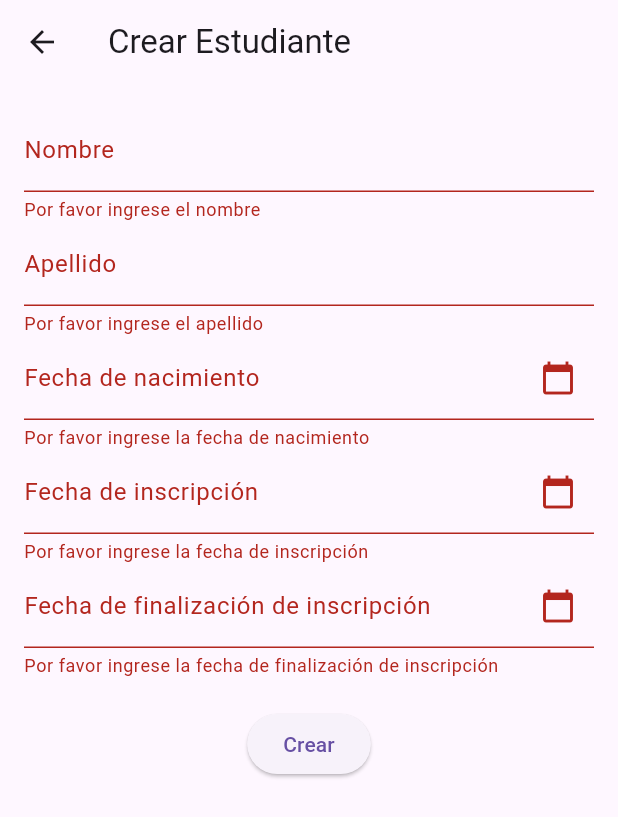
After one commit to SergioTorricoArauz/proyects_flutter, a Flutter app: the CreateStudentPage screen opened by its route, after a tap on "Crear", on a phone screen of 412 x 824 dp. The commit adds this screen. Shown: the top 817 px of the screen. Run offline on Flutter 3.47's test engine with Material 3 defaults, Android fonts, the phone set to English and light mode, and no system bars; our stand-ins replace image_picker.

Commit message:
actualización de registro y crear estudiante

```diff
--- a/lib/models/student_model.dart
+++ b/lib/models/student_model.dart
@@ -5,7 +5,7 @@ class Student {
   DateTime birthDate;
   DateTime registrationDate;
   DateTime registrationEndDate;
-  String imagePath;
+  String? imagePath;
 
   Student({
     this.id,
@@ -14,7 +14,7 @@ class Student {
     required this.birthDate,
     required this.registrationDate,
     required this.registrationEndDate,
-    required this.imagePath,
+    this.imagePath,
   });
 
   factory Student.fromJson(Map<String, dynamic> json) {
--- /dev/null
+++ b/lib/screens/students/create_student_page.dart
@@ -0,0 +1,214 @@
+import 'package:flutter/material.dart';
+import 'package:logging/logging.dart';
+import 'package:register/models/student_model.dart';
+import 'package:register/services/student_services.dart';
+
+class CreateStudentPage extends StatefulWidget {
+  const CreateStudentPage({super.key});
+
+  @override
+  State<CreateStudentPage> createState() => CreateStudentPageState();
+}
+
+class CreateStudentPageState extends State<CreateStudentPage> {
+  final _logger = Logger('StudentServices');
+  final _formKey = GlobalKey<FormState>();
+  late TextEditingController _nameController;
+  late TextEditingController _lastNameController;
+  late TextEditingController _birthDateController;
+  late TextEditingController _registrationDateController;
+  late TextEditingController _registrationEndDateController;
+
+  @override
+  void initState() {
+    super.initState();
+    _nameController = TextEditingController();
+    _lastNameController = TextEditingController();
+    _birthDateController = TextEditingController();
+    _registrationDateController = TextEditingController();
+    _registrationEndDateController = TextEditingController();
+  }
+
+  @override
+  void dispose() {
+    _nameController.dispose();
+    _lastNameController.dispose();
+    _birthDateController.dispose();
+    _registrationDateController.dispose();
+    _registrationEndDateController.dispose();
+    super.dispose();
+  }
+
+  Future<void> _selectDate(BuildContext context) async {
+    final DateTime? picked = await showDatePicker(
+      context: context,
+      initialDate: DateTime.now(),
+      firstDate: DateTime(1900),
+      lastDate: DateTime.now(),
+    );
+    if (picked != null) {
+      setState(() {
+        _birthDateController.text = picked.toString().split(' ')[0];
+      });
+    }
+  }
+
+  Future<void> _selectRegistrationDate(BuildContext context) async {
+    final DateTime? picked = await showDatePicker(
+      context: context,
+      initialDate: DateTime.now(),
+      firstDate: DateTime(1900),
+      lastDate: DateTime.now(),
+    );
+    if (picked != null) {
+      setState(() {
+        _registrationDateController.text = picked.toString().split(' ')[0];
+      });
+    }
+  }
+
+  Future<void> _selectRegistrationEndDate(BuildContext context) async {
+    final DateTime? picked = await showDatePicker(
+      context: context,
+      initialDate: DateTime.now(),
+      firstDate: DateTime.now(),
+      lastDate: DateTime(5000),
+    );
+    if (picked != null) {
+      setState(() {
+        _registrationEndDateController.text = picked.toString().split(' ')[0];
+      });
+    }
+  }
+
+  Future<void> _createStudent() async {
+    if (_formKey.currentState!.validate()) {
+      // Crear una instancia del servicio
+      final studentService = StudentServices();
+
+      // Crear un nuevo objeto Student
+      final newStudent = Student(
+        studentName: _nameController.text,
+        lastName: _lastNameController.text,
+        birthDate: DateTime.parse(_birthDateController.text),
+        registrationDate: DateTime.parse(_registrationDateController.text),
+        registrationEndDate:
+            DateTime.parse(_registrationEndDateController.text),
+      );
+
+      try {
+        // Llamar al método de creación del servicio
+        await studentService.createStudent(newStudent);
+
+        // Verificar si el widget sigue montado antes de usar el contexto
+        if (!mounted) return;
+        ScaffoldMessenger.of(context).showSnackBar(
+          const SnackBar(
+            content: Text('Estudiante creado exitosamente'),
+          ),
+        );
+
+        // Navegar hacia la lista de estudiantes
+        Navigator.pushReplacementNamed(context, '/students');
+      } catch (e) {
+        // Manejar errores de creación
+        _logger.severe('Error creating student: $e');
+      }
+    }
+  }
+
+  @override
+  Widget build(BuildContext context) {
+    return Scaffold(
+      appBar: AppBar(
+        title: const Text('Crear Estudiante'),
+      ),
+      body: Form(
+        key: _formKey,
+        child: Padding(
+          padding: const EdgeInsets.all(16.0),
+          child: Column(
+            children: [
+              TextFormField(
+                controller: _nameController,
+                decoration: const InputDecoration(labelText: 'Nombre'),
+                validator: (value) {
+                  if (value == null || value.isEmpty) {
+                    return 'Por favor ingrese el nombre';
+                  }
+                  return null;
+                },
+              ),
+              TextFormField(
+                controller: _lastNameController,
+                decoration: const InputDecoration(labelText: 'Apellido'),
+                validator: (value) {
+                  if (value == null || value.isEmpty) {
+                    return 'Por favor ingrese el apellido';
+                  }
+                  return null;
+                },
+              ),
+              TextFormField(
+                controller: _birthDateController,
+                decoration: InputDecoration(
+                  labelText: 'Fecha de nacimiento',
+                  suffixIcon: IconButton(
+                    icon: const Icon(Icons.calendar_today),
+                    onPressed: () => _selectDate(context),
+                  ),
+                ),
+                readOnly: true,
+                validator: (value) {
+                  if (value == null || value.isEmpty) {
+                    return 'Por favor ingrese la fecha de nacimiento';
+                  }
+                  return null;
+                },
+              ),
+              TextFormField(
+                controller: _registrationDateController,
+                decoration: InputDecoration(
+                  labelText: 'Fecha de inscripción',
+                  suffixIcon: IconButton(
+                    icon: const Icon(Icons.calendar_today),
+                    onPressed: () => _selectRegistrationDate(context),
+                  ),
+                ),
+                readOnly: true,
+                validator: (value) {
+                  if (value == null || value.isEmpty) {
+                    return 'Por favor ingrese la fecha de inscripción';
+                  }
+                  return null;
+                },
+              ),
+              TextFormField(
+                controller: _registrationEndDateController,
+                decoration: InputDecoration(
+                  labelText: 'Fecha de finalización de inscripción',
+                  suffixIcon: IconButton(
+                    icon: const Icon(Icons.calendar_today),
+                    onPressed: () => _selectRegistrationEndDate(context),
+                  ),
+                ),
+                readOnly: true,
+                validator: (value) {
+                  if (value == null || value.isEmpty) {
+                    return 'Por favor ingrese la fecha de finalización de inscripción';
+                  }
+                  return null;
+                },
+              ),
+              const SizedBox(height: 20),
+              ElevatedButton(
+                onPressed: _createStudent,
+                child: const Text('Crear'),
+              ),
+            ],
+          ),
+        ),
+      ),
+    );
+  }
+}
--- a/pubspec.yaml
+++ b/pubspec.yaml
@@ -12,6 +12,7 @@ dependencies:
   http: ^1.2.2
   intl: ^0.19.0
   logging: ^1.2.0
+  image_picker: ^0.8.4+3
 
 dev_dependencies:
   flutter_test:
```
Also changed, not shown: lib/main.dart (+20 -5 lines), lib/models/student_image.dart (added, +25 -0 lines), lib/screens/students/detail_page.dart (+15 -3 lines), lib/screens/students/list_page.dart (+62 -1 lines), lib/screens/students/upload_image_page.dart (added, +95 -0 lines), lib/services/student_services.dart (+71 -1 lines), lib/screens/students/update_student_page.dart (renamed from lib/screens/students/form_page.dart), 6 other files.
